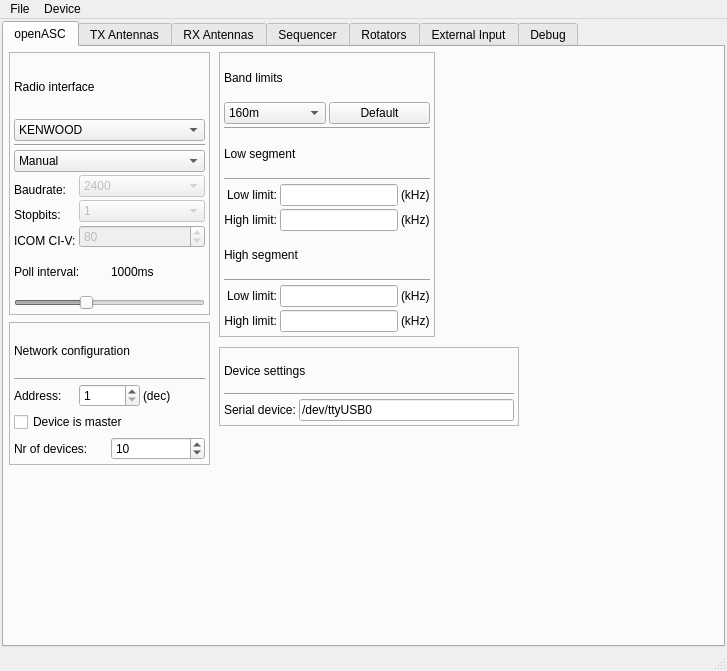
The window that c/openASC_Configurator/ui/mainwindow.ui (thegeek82000/openasc) describes before a commit, drawn with Qt 5.
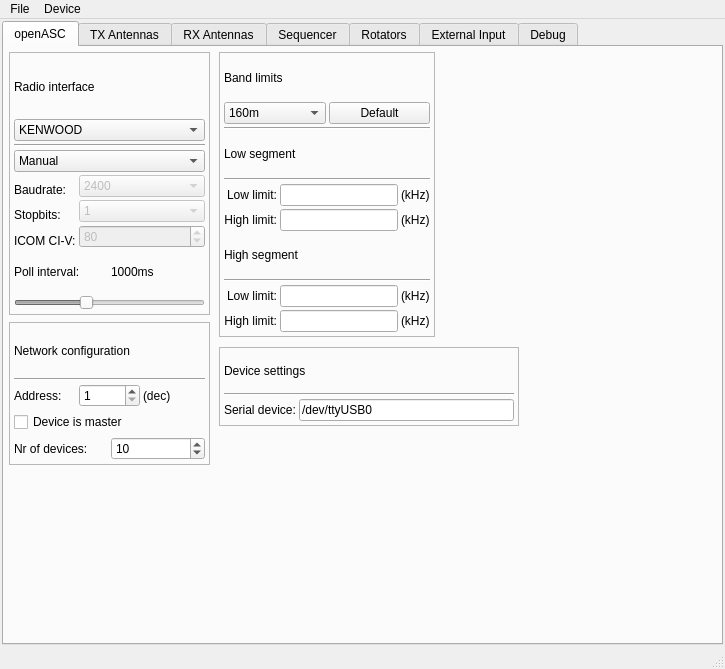
The same window after the commit. The open tabs and pages were chosen to show the change.

What changed in the file:
```diff
--- a/c/openASC_Configurator/ui/mainwindow.ui
+++ b/c/openASC_Configurator/ui/mainwindow.ui
@@ -6,8 +6,8 @@
    <rect>
     <x>0</x>
     <y>0</y>
-    <width>727</width>
-    <height>671</height>
+    <width>725</width>
+    <height>669</height>
    </rect>
   </property>
   <property name="windowTitle">
@@ -3047,8 +3047,8 @@
     <rect>
      <x>0</x>
      <y>0</y>
-     <width>727</width>
-     <height>27</height>
+     <width>725</width>
+     <height>26</height>
     </rect>
    </property>
    <widget class="QMenu" name="menuDevice">
```
Left out of the diff: 2 changed lines with no effect on the pictures.
